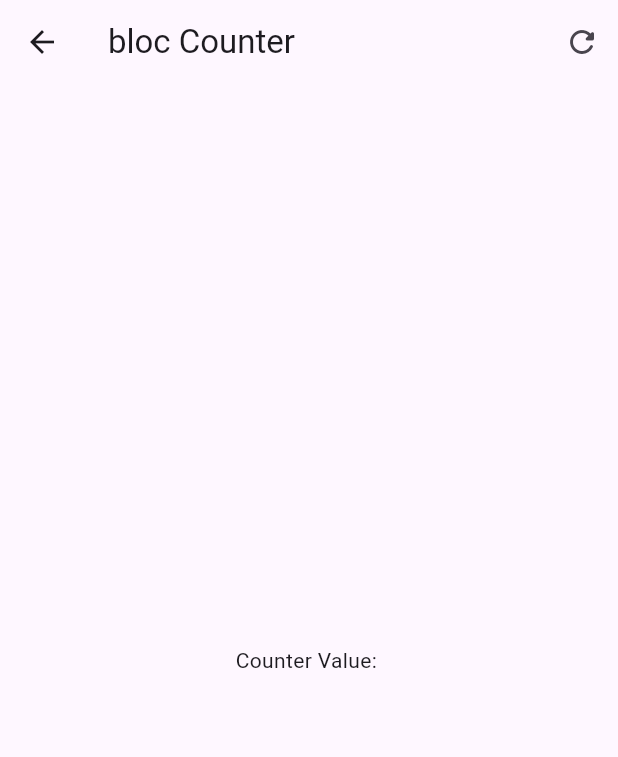
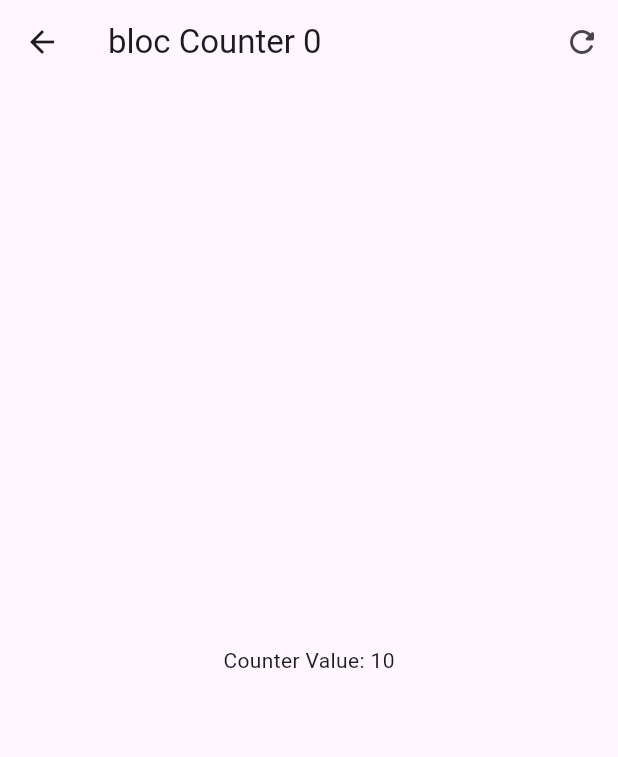
Before and after one commit to pelsmi11/flutter_forms_app, a Flutter app: the screen it shows after launch, after a tap on "Blocs", on a phone screen of 412 x 824 dp. Shown: the top 757 px of the screen. Run offline on Flutter 3.47's test engine with Material 3 defaults, Android fonts, the phone set to English and light mode, and no system bars; our stand-ins replace equatable, flutter_bloc, go_router.

Commit message:
feat: add flutter block integration

```diff
--- /dev/null
+++ b/lib/presentation/blocs/counter_bloc/counter_event.dart
@@ -0,0 +1,16 @@
+part of 'counter_bloc.dart';
+
+sealed class CounterEvent extends Equatable {
+  const CounterEvent();
+
+  @override
+  List<Object> get props => [];
+}
+
+class CounterIncreased extends CounterEvent {
+  final int value;
+
+  const CounterIncreased(this.value);
+}
+
+class CounterReset extends CounterEvent {}
--- /dev/null
+++ b/lib/presentation/blocs/counter_bloc/counter_state.dart
@@ -0,0 +1,19 @@
+part of 'counter_bloc.dart';
+
+class CounterState extends Equatable {
+  final int counter;
+  final int transactionCount;
+
+  const CounterState({this.counter = 10, this.transactionCount = 0});
+
+  CounterState copyWith({
+    int? counter,
+    int? transactionCount,
+  }) =>
+      CounterState(
+          counter: counter ?? this.counter,
+          transactionCount: transactionCount ?? this.transactionCount);
+
+  @override
+  List<Object> get props => [counter, transactionCount];
+}
--- a/lib/presentation/screens/bloc_counter_screen.dart
+++ b/lib/presentation/screens/bloc_counter_screen.dart
@@ -1,29 +1,55 @@
 import 'package:flutter/material.dart';
+import 'package:flutter_bloc/flutter_bloc.dart';
+import 'package:forms_app/presentation/blocs/counter_bloc/counter_bloc.dart';
 
 class BlocCounterScreen extends StatelessWidget {
   const BlocCounterScreen({super.key});
 
   @override
   Widget build(BuildContext context) {
+    return BlocProvider(
+      create: (_) => CounterBloc(),
+      child: BlocCounterView(),
+    );
+  }
+}
+
+class BlocCounterView extends StatelessWidget {
+  void encreasedCounterBy(BuildContext context, [int value = 1]) {
+    // example whitout funtion in bloc
+    // context.read<CounterBloc>().add(CounterIncreased(value));
+    context.read<CounterBloc>().increasedBy();
+  }
+
+  const BlocCounterView({
+    super.key,
+  });
+
+  @override
+  Widget build(BuildContext context) {
     return Scaffold(
       appBar: AppBar(
-        title: const Text('bloc Counter'),
+        title: context.select((CounterBloc counterBloc) =>
+            Text('bloc Counter ${counterBloc.state.transactionCount}')),
         actions: [
           IconButton(
             icon: const Icon(Icons.refresh_rounded),
-            onPressed: () {},
+            onPressed: () {
+              context.read<CounterBloc>().resetCounter();
+            },
           ),
         ],
       ),
-      body: const Center(
-        child: Text("Counter Value: "),
+      body: Center(
+        child: context.select((CounterBloc counterBloc) =>
+            Text("Counter Value: ${counterBloc.state.counter}")),
       ),
       floatingActionButton: Column(
         mainAxisAlignment: MainAxisAlignment.end,
         children: [
           FloatingActionButton(
             heroTag: '1',
-            onPressed: () => {},
+            onPressed: () => {encreasedCounterBy(context, 3)},
             child: const Text('+3'),
           ),
           const SizedBox(
@@ -31,7 +57,7 @@ class BlocCounterScreen extends StatelessWidget {
           ),
           FloatingActionButton(
             heroTag: '2',
-            onPressed: () => {},
+            onPressed: () => {encreasedCounterBy(context, 2)},
             child: const Text('+2'),
           ),
           const SizedBox(
@@ -39,7 +65,7 @@ class BlocCounterScreen extends StatelessWidget {
           ),
           FloatingActionButton(
             heroTag: '3',
-            onPressed: () => {},
+            onPressed: () => {encreasedCounterBy(context)},
             child: const Text('+1'),
           ),
         ],
--- a/lib/presentation/screens/home_screen.dart
+++ b/lib/presentation/screens/home_screen.dart
@@ -21,6 +21,10 @@ class HomeScreen extends StatelessWidget {
             trailing: const Icon(Icons.arrow_forward_ios_rounded),
             onTap: () => {context.push('/blocs')},
           ),
+          const Padding(
+            padding: EdgeInsets.symmetric(horizontal: 10),
+            child: Divider(),
+          )
         ],
       ),
     );
```
Also changed, not shown: lib/presentation/blocs/counter_bloc/counter_bloc.dart (added, +32 -0 lines).
